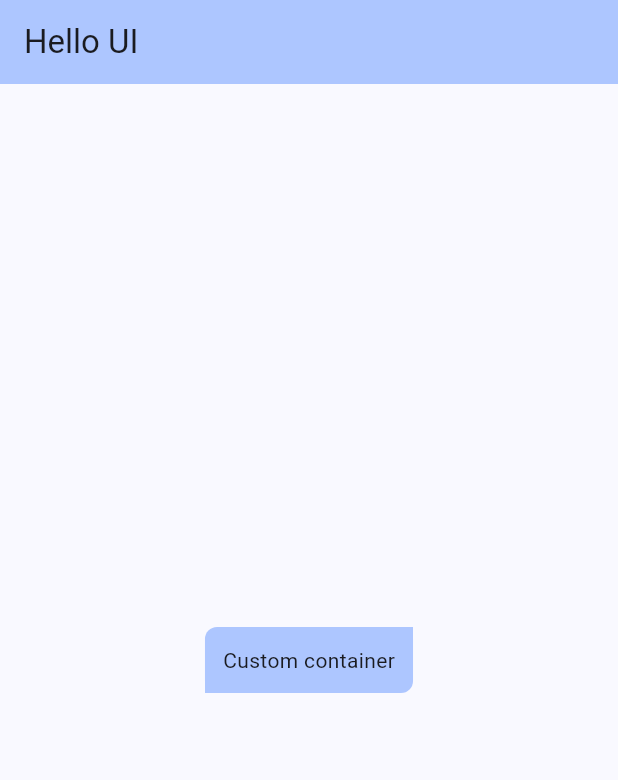
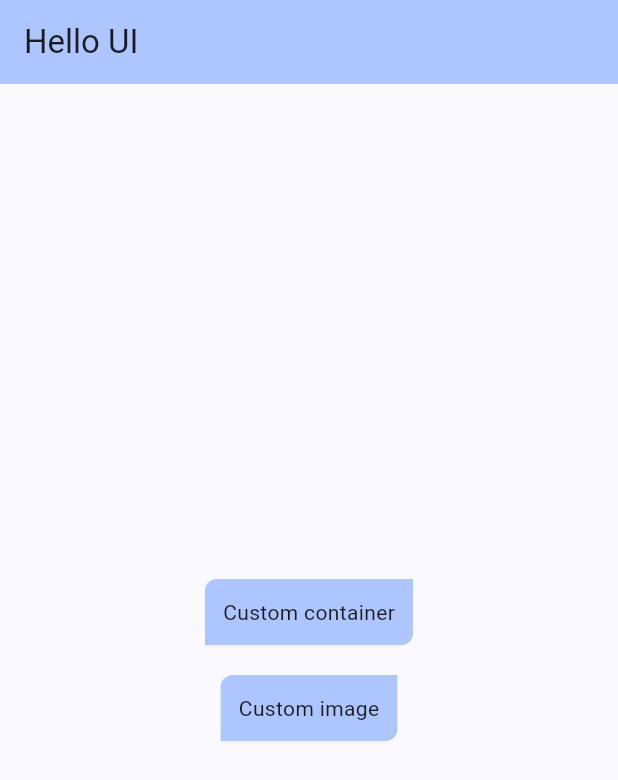
Before and after one commit to kshatriyaArjunDeveloper/quickui, a Flutter app: the screen it shows after launch, on a phone screen of 412 x 824 dp. Shown: the top 780 px of the screen. Run offline on Flutter 3.47's test engine with Material 3 defaults, Android fonts, the phone set to English and light mode, and no system bars; our stand-ins replace cached_network_image, flutter_svg, gradient_borders.

Commit message:
BUILD: Upgrade to latest versions, FEAT: Bundle Image, ADD: Image_ class example

```diff
--- a/example/lib/home_screen.dart
+++ b/example/lib/home_screen.dart
@@ -1,3 +1,4 @@
+import 'package:example/image_screen.dart';
 import 'package:flutter/material.dart';
 import 'package:quickui/quickui.dart';
 
@@ -14,7 +15,10 @@ class HomeScreen extends StatelessWidget {
         backgroundColor: Theme.of(context).colorScheme.inversePrimary,
       ),
       body: Center(
-        child: Container_(
+        child: Column(
+          mainAxisSize: MainAxisSize.min,
+          children: [
+            Container_(
               allPadding: 12,
               topLeftRadius: 8,
               bottomRightRadius: 8,
@@ -22,6 +26,18 @@ class HomeScreen extends StatelessWidget {
               child: const Text('Custom container').onClick(() {
                 _navigateToContainerScreen(context);
               }),
+            ),
+            Container_(
+              topMargin: 20,
+              allPadding: 12,
+              topLeftRadius: 8,
+              bottomRightRadius: 8,
+              color: Theme.of(context).colorScheme.inversePrimary,
+              child: const Text('Custom image').onClick(() {
+                _navigateToImageScreen(context);
+              }),
+            ),
+          ],
         ),
       ),
     );
@@ -34,4 +50,12 @@ class HomeScreen extends StatelessWidget {
       ),
     );
   }
+
+  void _navigateToImageScreen(BuildContext context) {
+    Navigator.of(context).push(
+      MaterialPageRoute(
+        builder: (context) => const ImageScreen(),
+      ),
+    );
   }
+}
--- a/example/pubspec.yaml
+++ b/example/pubspec.yaml
@@ -66,6 +66,8 @@ flutter:
   #   - images/a_dot_ham.jpeg
   assets:
     - asset/img_bg_auth_universal.png
+    - asset/ic_name.svg
+    - asset/gif_name.gif
 
   # An image asset can refer to one or more resolution-specific "variants", see
   # https://flutter.dev/assets-and-images/#resolution-aware
--- a/pubspec.yaml
+++ b/pubspec.yaml
@@ -29,4 +29,4 @@ dependencies:
 dev_dependencies:
   flutter_test:
     sdk: flutter
-  flutter_lints: ^3.0.1
+  flutter_lints: ^6.0.0
```
Also changed, not shown: example/lib/image_screen.dart (added, +82 -0 lines), lib/src/ui/widget/image.dart (+29 -0 lines), example/asset/gif_name.gif (added), example/asset/ic_name.svg (added), example/pubspec.lock, 10 other files. Lines whose indentation alone changed are shown as unchanged.
